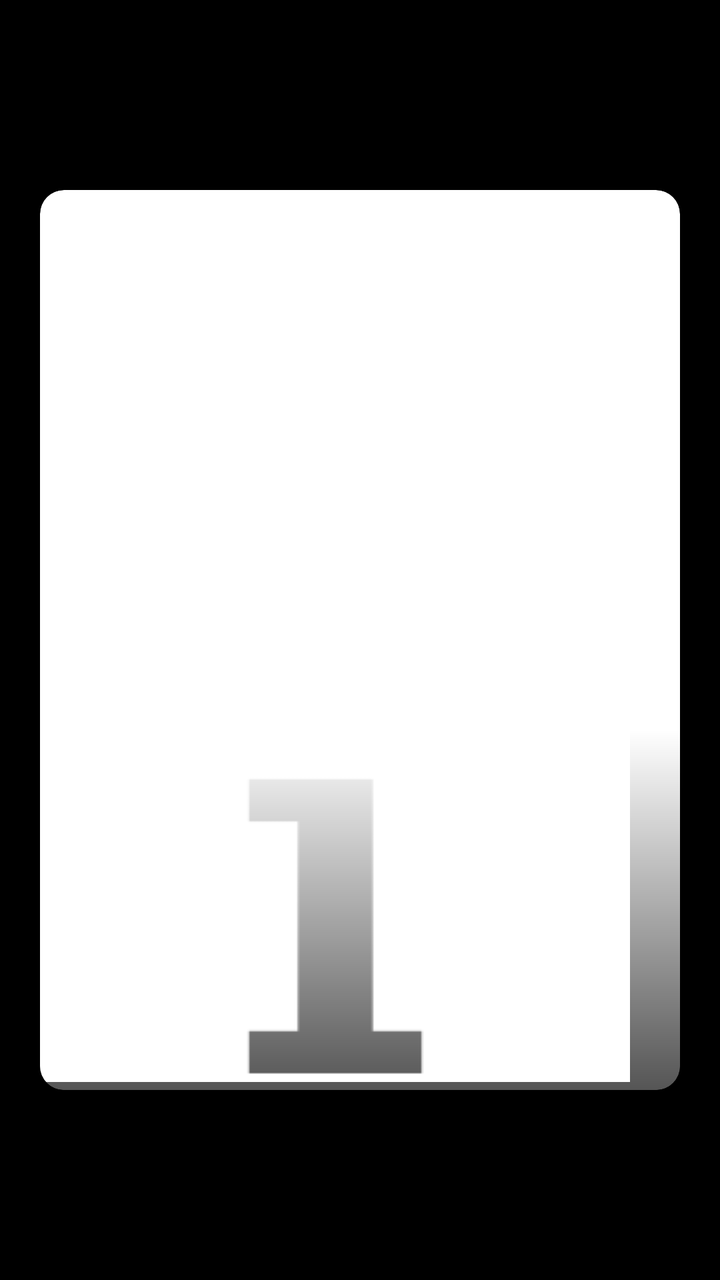
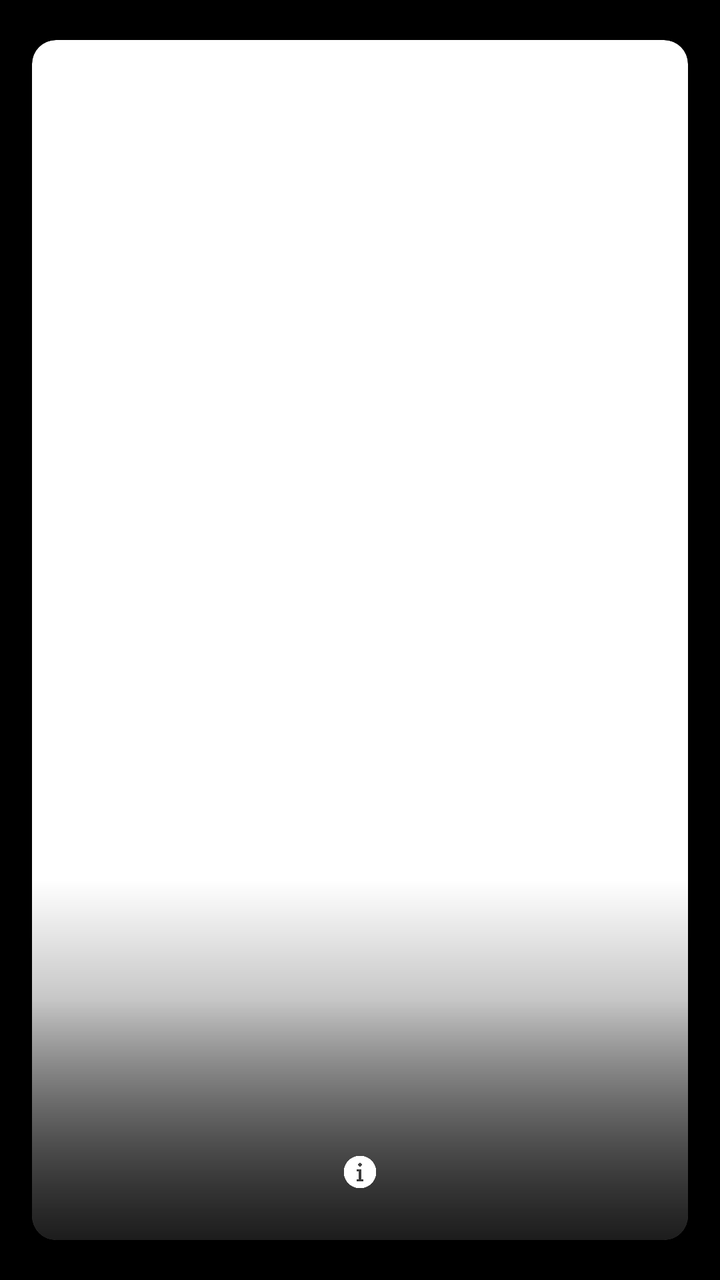

Compare the two renders of this Android layout. The source of the first and the diff that turns it into the second are given below.
<!-- AndroidManifest.xml: application theme Theme.LumeW -->
<!-- res/layout/item_movie_card.xml -->
<?xml version="1.0" encoding="utf-8"?>
<FrameLayout xmlns:android="http://schemas.android.com/apk/res/android"
    xmlns:app="http://schemas.android.com/apk/res-auto"
    android:layout_width="match_parent"
    android:layout_height="match_parent"
    android:background="@android:color/black"
    android:padding="20dp">

    <androidx.cardview.widget.CardView
        android:layout_width="match_parent"
        android:layout_height="wrap_content"
        android:layout_gravity="center"
        app:cardCornerRadius="12dp"
        app:cardElevation="8dp">

        <RelativeLayout
            android:layout_width="match_parent"
            android:layout_height="450dp">

            
            <ImageView
                android:id="@+id/movie_poster"
                android:layout_width="match_parent"
                android:layout_height="match_parent"
                android:scaleType="centerCrop"/>

            
            <View
                android:layout_width="match_parent"
                android:layout_height="180dp"
                android:layout_alignParentBottom="true"
                android:background="@drawable/gradient_black_transparent"/>

            

            

            <ImageButton
                android:id="@+id/info_button"
                android:layout_width="295dp"
                android:layout_height="241dp"
                android:layout_alignParentBottom="true"
                android:layout_marginBottom="4dp"
                android:background="?attr/selectableItemBackgroundBorderless"
                android:contentDescription="@string/info_button_desc"
                android:src="@drawable/info"
                app:tint="@android:color/white" />

            <TextView
                android:id="@+id/movie_title"
                android:layout_width="match_parent"
                android:layout_height="wrap_content"
                android:layout_above="@id/info_button"
                android:layout_marginBottom="8dp"
                android:paddingHorizontal="16dp"
                android:textColor="#FFFFFF"
                android:textSize="20sp"
                android:textStyle="bold"/>

            
            <TextView
                android:id="@+id/movie_year"
                android:layout_width="match_parent"
                android:layout_height="wrap_content"
                android:layout_above="@id/movie_title"
                android:paddingHorizontal="16dp"
                android:textColor="#CCFFFFFF"
                android:textSize="16sp"/>

            
            <TextView
                android:id="@+id/like_indicator"
                android:layout_width="wrap_content"
                android:layout_height="wrap_content"
                android:layout_alignParentTop="true"
                android:layout_alignParentEnd="true"
                android:layout_margin="16dp"
                android:text="Like"
                android:textColor="#9FD7A3"
                android:textSize="24sp"
                android:textStyle="bold"
                android:visibility="invisible"/>

            <TextView
                android:id="@+id/dislike_indicator"
                android:layout_width="wrap_content"
                android:layout_height="wrap_content"
                android:layout_alignParentTop="true"
                android:layout_alignParentStart="true"
                android:layout_margin="16dp"
                android:text="Pass"
                android:textColor="#AF807A"
                android:textSize="24sp"
                android:textStyle="bold"
                android:visibility="invisible"/>
        </RelativeLayout>
    </androidx.cardview.widget.CardView>
</FrameLayout>
<!-- resources referenced by this layout -->
<resources>
  <!-- drawable gradient_black_transparent (drawable) -->
  <?xml version="1.0" encoding="utf-8"?>
  <shape xmlns:android="http://schemas.android.com/apk/res/android">
      <gradient
          android:angle="90"
          android:endColor="#00000000"
          android:startColor="#AA000000"
          android:type="linear" />
  </shape>
  <!-- drawable info: png bitmap (drawable, 9154 bytes) -->
  <string name="info_button_desc" />
  <style name="Theme.LumeW" parent="Theme.Material3.DayNight.NoActionBar">
          
          <item name="colorPrimary">@color/primary</item>
          <item name="colorPrimaryContainer">@color/primary_variant</item>
          <item name="colorOnPrimary">@color/white</item>
  
          
          <item name="colorSecondary">@color/secondary</item>
          <item name="colorSecondaryContainer">@color/secondary_variant</item>
          <item name="colorOnSecondary">@color/black</item>
  
          
          <item name="android:statusBarColor">?attr/colorPrimaryContainer</item>
          <item name="android:navigationBarColor">@color/black</item>
          <item name="android:windowLightNavigationBar" tools:targetApi="27">false</item>
  
          
          <item name="textAppearanceDisplayLarge">@style/TextAppearance.LumeW.Display.Large</item>
          <item name="textAppearanceBodyLarge">@style/TextAppearance.LumeW.Body.Large</item>
          <item name="textAppearanceTitleMedium">@style/TextAppearance.LumeW.Title.Medium</item>
  
          
          <item name="materialButtonStyle">@style/Button.LumeW</item>
          <item name="materialSwitchStyle">@style/Widget.Material3.CompoundButton.Switch</item>
      </style>
  <color name="primary">#121212</color>
  <color name="primary_variant">#1E1E1E</color>
  <color name="white">#FFFFFFFF</color>
  <color name="secondary">#FBB03B</color>
  <color name="secondary_variant">#E6A035</color>
  <color name="black">#FF000000</color>
  <style name="TextAppearance.LumeW.Display.Large" parent="TextAppearance.Material3.DisplayLarge">
          <item name="fontFamily">@font/din_medium</item>
          <item name="android:textColor">@color/text_primary</item>
      </style>
  <style name="TextAppearance.LumeW.Body.Large" parent="TextAppearance.Material3.BodyLarge">
          <item name="fontFamily">@font/din_light</item>
          <item name="android:textColor">@color/text_primary</item>
      </style>
  <style name="TextAppearance.LumeW.Title.Medium" parent="TextAppearance.Material3.TitleMedium">
          <item name="fontFamily">@font/din_medium</item>
          <item name="android:textColor">@color/text_primary</item>
      </style>
  <style name="Button.LumeW" parent="Widget.Material3.Button">
          <item name="android:textAppearance">@style/TextAppearance.LumeW.Body.Large</item>
          <item name="android:minHeight">48dp</item>
          <item name="shapeAppearance">@style/ShapeAppearance.LumeW.Medium</item>
          <item name="backgroundTint">@color/secondary</item>
      </style>
  <color name="text_primary">#121212</color>
  <style name="ShapeAppearance.LumeW.Medium" parent="ShapeAppearance.Material3.MediumComponent">
          <item name="cornerFamily">rounded</item>
          <item name="cornerSize">12dp</item>
      </style>
</resources>

<!-- the commit's change to res/layout/item_movie_card.xml (unified diff, before → after) -->
@@ -4,7 +4,7 @@
     android:layout_width="match_parent"
     android:layout_height="match_parent"
     android:background="@android:color/black"
-    android:padding="20dp">
+    android:padding="16dp">
 
     <androidx.cardview.widget.CardView
         android:layout_width="match_parent"
@@ -13,9 +13,10 @@
         app:cardCornerRadius="12dp"
         app:cardElevation="8dp">
 
-        <RelativeLayout
+
+    <RelativeLayout
             android:layout_width="match_parent"
-            android:layout_height="450dp">
+            android:layout_height="600dp">
 
             
             <ImageView
@@ -32,29 +33,22 @@
                 android:background="@drawable/gradient_black_transparent"/>
 
             
+            <View
+                android:layout_width="match_parent"
+                android:layout_height="120dp"
+                android:layout_alignParentBottom="true"
+                android:background="@drawable/gradient_black_transparent"/>
 
             
-
-            <ImageButton
-                android:id="@+id/info_button"
-                android:layout_width="295dp"
-                android:layout_height="241dp"
-                android:layout_alignParentBottom="true"
-                android:layout_marginBottom="4dp"
-                android:background="?attr/selectableItemBackgroundBorderless"
-                android:contentDescription="@string/info_button_desc"
-                android:src="@drawable/info"
-                app:tint="@android:color/white" />
-
             <TextView
                 android:id="@+id/movie_title"
                 android:layout_width="match_parent"
                 android:layout_height="wrap_content"
-                android:layout_above="@id/info_button"
-                android:layout_marginBottom="8dp"
+                android:layout_above="@+id/movie_year"
+                android:layout_marginBottom="4dp"
                 android:paddingHorizontal="16dp"
                 android:textColor="#FFFFFF"
-                android:textSize="20sp"
+                android:textSize="18sp"
                 android:textStyle="bold"/>
 
             
@@ -62,10 +56,26 @@
                 android:id="@+id/movie_year"
                 android:layout_width="match_parent"
                 android:layout_height="wrap_content"
-                android:layout_above="@id/movie_title"
+                android:layout_above="@+id/info_button"
+                android:layout_marginBottom="12dp"
                 android:paddingHorizontal="16dp"
                 android:textColor="#CCFFFFFF"
-                android:textSize="16sp"/>
+                android:textSize="14sp"/>
+
+            
+            <ImageButton
+                android:id="@+id/info_button"
+                android:layout_width="36dp"
+                android:layout_height="36dp"
+                android:layout_alignParentBottom="true"
+                android:layout_centerHorizontal="true"
+                android:layout_marginBottom="16dp"
+                android:background="?attr/selectableItemBackgroundBorderless"
+                android:contentDescription="@string/info_desc"
+                android:padding="8dp"
+                android:scaleType="centerInside"
+                android:src="@drawable/info"
+                app:tint="@android:color/white" />
 
             
             <TextView
@@ -75,9 +85,9 @@
                 android:layout_alignParentTop="true"
                 android:layout_alignParentEnd="true"
                 android:layout_margin="16dp"
-                android:text="Like"
-                android:textColor="#9FD7A3"
-                android:textSize="24sp"
+                android:text="LIKE"
+                android:textColor="#8EC790"
+                android:textSize="20sp"
                 android:textStyle="bold"
                 android:visibility="invisible"/>
 
@@ -88,9 +98,9 @@
                 android:layout_alignParentTop="true"
                 android:layout_alignParentStart="true"
                 android:layout_margin="16dp"
-                android:text="Pass"
-                android:textColor="#AF807A"
-                android:textSize="24sp"
+                android:text="PASS"
+                android:textColor="#B1766F"
+                android:textSize="20sp"
                 android:textStyle="bold"
                 android:visibility="invisible"/>
         </RelativeLayout>
<!-- resource entries referenced after the edit -->
@@ -10,7 +10,7 @@
           android:type="linear" />
   </shape>
   <!-- drawable info: png bitmap (drawable, 9154 bytes) -->
-  <string name="info_button_desc" />
+  <string name="info_desc" />
   <style name="Theme.LumeW" parent="Theme.Material3.DayNight.NoActionBar">
           
           <item name="colorPrimary">@color/primary</item>
